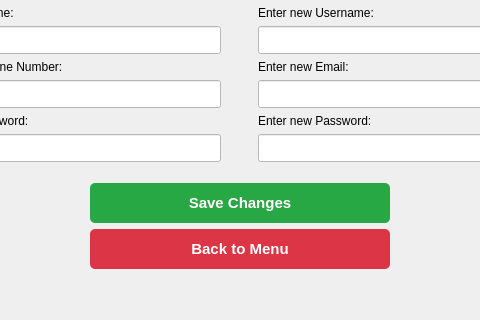
Old version of the form UI/Menu/Proflie/edit_profile.ui in the repository PlaTwo-project/PlaTwo; both pictures show x 346 to 826 and y 332 to 652 of the 1173 by 652 pixel window.
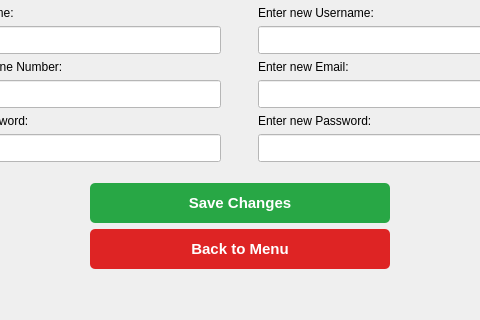
New version of the form.

What changed in the file:
```diff
--- a/UI/Menu/Proflie/edit_profile.ui
+++ b/UI/Menu/Proflie/edit_profile.ui
@@ -134,7 +134,7 @@
        </property>
        <property name="styleSheet">
         <string notr="true">QPushButton {
-    background-color: #dc3545;
+    background-color: #DE2424;
     color: white;
     border: none;
     border-radius: 5px;
```
